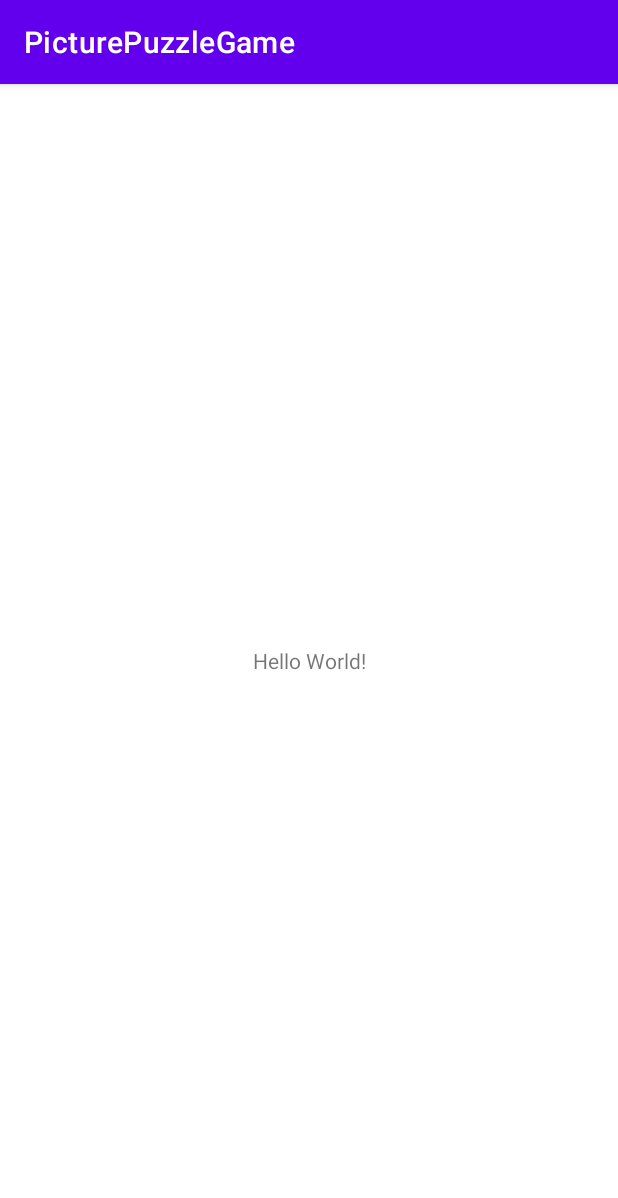
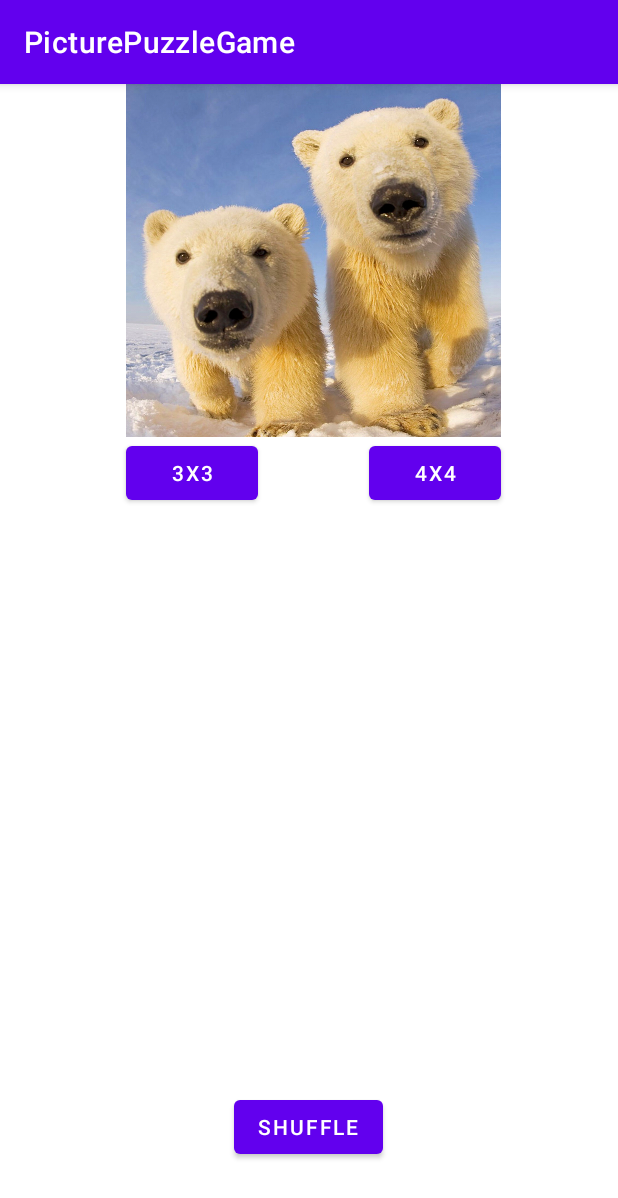
Before and after one commit to seouuuukjin/PicturePuzzleGame, an Android app: the screen it shows after launch (MainActivity), on a phone screen of 412 x 824 dp. Shown: the top 1198 px of the screen. Run offline under Robolectric (Android 15) with nearby library versions, the phone set to English and light mode, and no system bars.

Commit message:
사진띄우기 성공 이제 그리드 뷰 삽입해야함 그리고 비트맵으로 이미지 쪼개기도 해야함

```diff
--- a/app/src/main/java/edu/skku/map/picturepuzzlegame/MainActivity.java
+++ b/app/src/main/java/edu/skku/map/picturepuzzlegame/MainActivity.java
@@ -2,7 +2,11 @@ package edu.skku.map.picturepuzzlegame;
 
 import androidx.appcompat.app.AppCompatActivity;
 
+import android.graphics.Bitmap;
+import android.graphics.BitmapFactory;
+import android.graphics.drawable.BitmapDrawable;
 import android.os.Bundle;
+import android.widget.ImageView;
 
 public class MainActivity extends AppCompatActivity {
 
@@ -10,5 +14,14 @@ public class MainActivity extends AppCompatActivity {
     protected void onCreate(Bundle savedInstanceState) {
         super.onCreate(savedInstanceState);
         setContentView(R.layout.activity_main);
+
+        ImageView sampleImage  = findViewById(R.id.sampleImage);
+
+        //res폴더에 저장된 사진을 Bitmap으로 만들 때 사용한다.
+        Bitmap _bit = BitmapFactory.decodeResource(getResources(), R.drawable.bear);
+
+        //Bitmap을 ImageView의 Background로 저장하기
+        BitmapDrawable bitDraw = new BitmapDrawable(getResources(), _bit);
+        sampleImage.setBackground(bitDraw);
     }
 }
--- a/app/src/main/res/layout/activity_main.xml
+++ b/app/src/main/res/layout/activity_main.xml
@@ -6,13 +6,39 @@
     android:layout_height="match_parent"
     tools:context=".MainActivity">
 
-    <TextView
+    <ImageView
+        android:id="@+id/sampleImage"
+        android:layout_width="250dp"
+        android:layout_height="235dp"
+        android:layout_marginStart="84dp"
+        app:layout_constraintStart_toStartOf="parent"
+        app:layout_constraintTop_toTopOf="parent"
+        tools:srcCompat="@tools:sample/avatars" />
+
+    <Button
+        android:id="@+id/button3x3"
         android:layout_width="wrap_content"
         android:layout_height="wrap_content"
-        android:text="Hello World!"
-        app:layout_constraintBottom_toBottomOf="parent"
-        app:layout_constraintLeft_toLeftOf="parent"
-        app:layout_constraintRight_toRightOf="parent"
-        app:layout_constraintTop_toTopOf="parent" />
+        android:text="3x3"
+        app:layout_constraintStart_toStartOf="@+id/sampleImage"
+        app:layout_constraintTop_toBottomOf="@+id/sampleImage" />
+
+    <Button
+        android:id="@+id/button4x4"
+        android:layout_width="wrap_content"
+        android:layout_height="wrap_content"
+        android:text="4x4"
+        app:layout_constraintEnd_toEndOf="@+id/sampleImage"
+        app:layout_constraintTop_toBottomOf="@+id/sampleImage" />
+
+    <Button
+        android:id="@+id/button_shuffle"
+        android:layout_width="wrap_content"
+        android:layout_height="wrap_content"
+        android:layout_marginStart="156dp"
+        android:layout_marginTop="436dp"
+        android:text="Shuffle"
+        app:layout_constraintStart_toStartOf="parent"
+        app:layout_constraintTop_toBottomOf="@+id/sampleImage" />
 
 </androidx.constraintlayout.widget.ConstraintLayout>
```
Also changed, not shown: app/src/main/res/drawable/bear.jpg (added).
